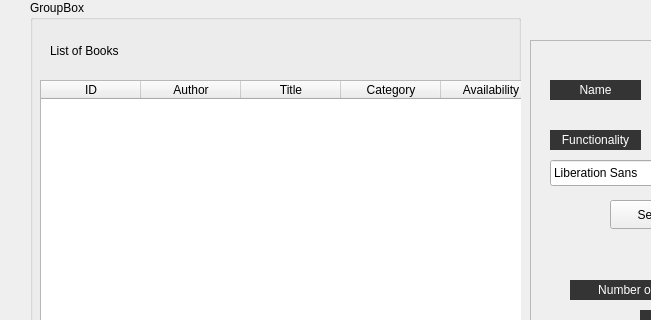
Old version of the form book_records.ui in the repository kareemelramly/Library-Management-System; both pictures show x 0 to 651 and y 0 to 320 of the 814 by 585 pixel window.
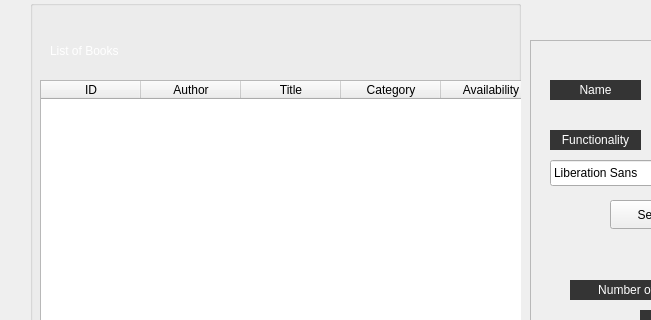
New version of the form. Icons and pictures are not drawn.

The edit to the form file:
```diff
--- a/book_records.ui
+++ b/book_records.ui
@@ -32,8 +32,11 @@
      <height>571</height>
     </rect>
    </property>
+   <property name="styleSheet">
+    <string notr="true">#groupbox{color:white;}</string>
+   </property>
    <property name="title">
-    <string>GroupBox</string>
+    <string/>
    </property>
    <widget class="QLabel" name="label_5">
     <property name="geometry">
@@ -44,6 +47,9 @@
       <height>41</height>
      </rect>
     </property>
+    <property name="styleSheet">
+     <string notr="true">#label_5{color:white}</string>
+    </property>
     <property name="text">
      <string>List of Books</string>
     </property>
```
